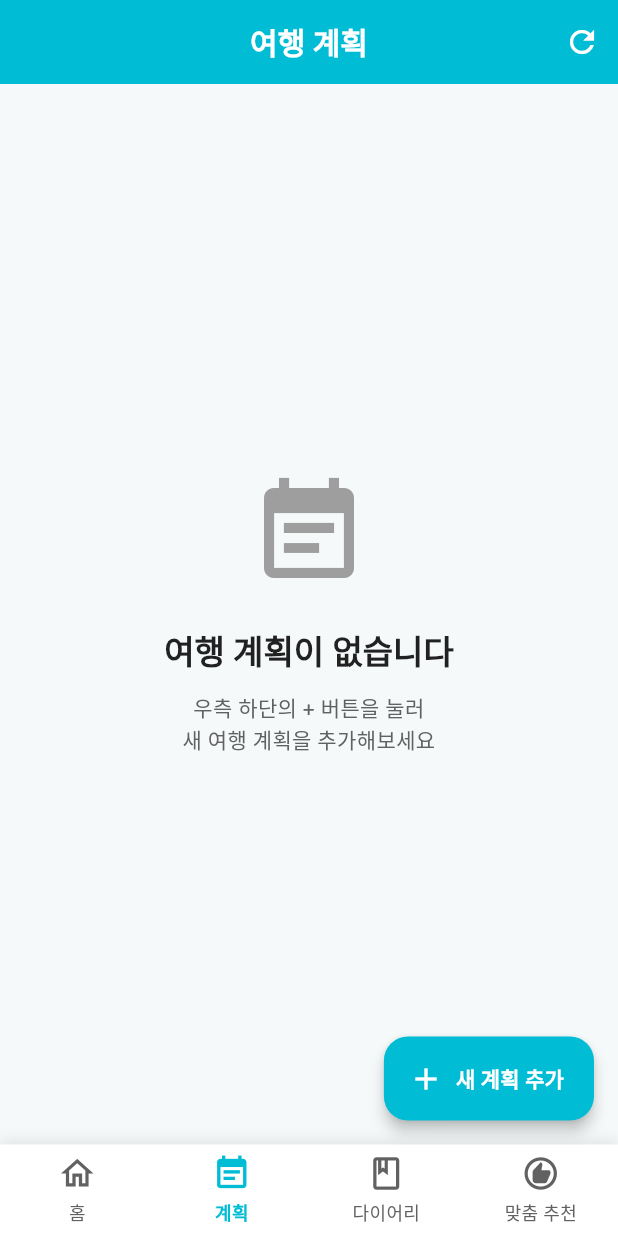
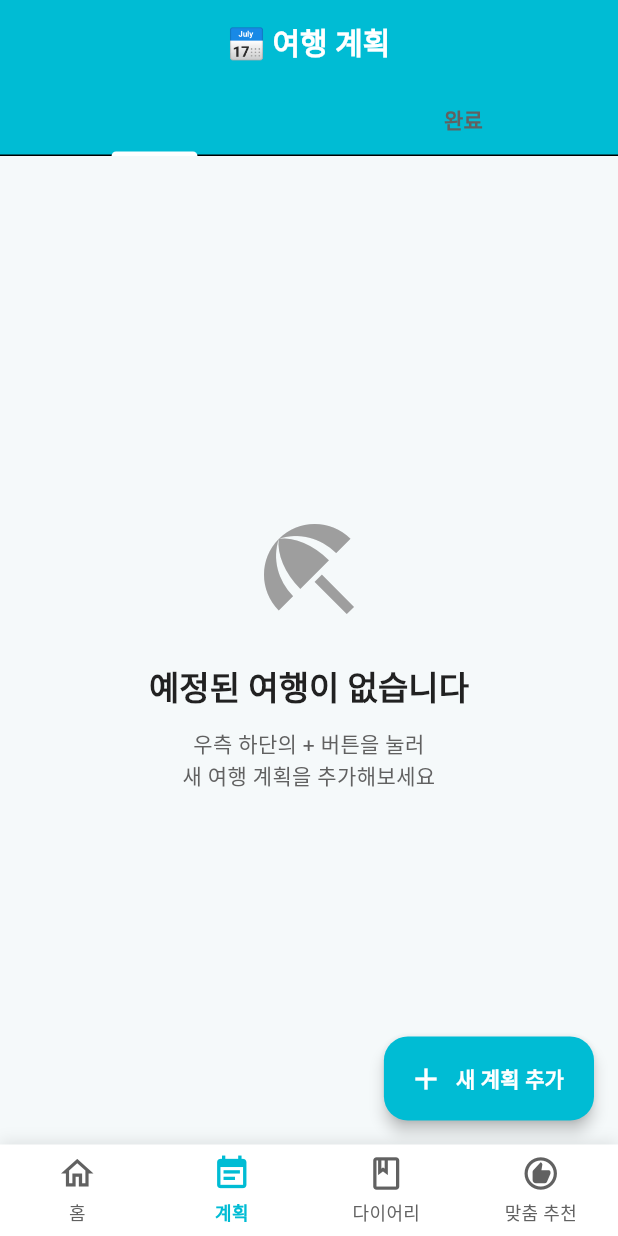
Before and after one commit to kalinzt/TriPnJ, a Flutter app: the screen it shows after launch, item 2 of the bottom bar chosen, on a phone screen of 412 x 824 dp. Run offline on Flutter 3.47's test engine with Material 3 defaults, Android fonts, the phone set to English and light mode, and no system bars; our stand-ins replace cached_network_image, connectivity_plus, flutter_dotenv, flutter_riverpod, freezed_annotation, geocoding and 10 more; accounts and stored records are empty.

Commit message:
개선: 여행 계획 화면 탭 기반 UI로 재설계
## 주요 변경사항

### 1. TravelPlanRepository 개선
- `getPlannedAndOngoingTravels()` 메서드 추가
  - 예정/진행 중인 여행 조회 (planned, inProgress 상태)
  - 진행 중인 여행 최우선 정렬
  - 시작 날짜 기준 오늘과의 근접도로 정렬
- `getCompletedTravels()` 메서드 추가
  - 완료된 여행 조회 (completed 상태)
  - 종료 날짜 기준 오늘과의 근접도로 정렬

### 2. TravelPlanProvider 생성 (신규)
- `travelPlanRepositoryProvider`: Repository 싱글톤 프로바이더
- `plannedAndOngoingTravelsProvider`: 예정/진행 여행 FutureProvider
- `completedTravelsProvider`: 완료 여행 FutureProvider
- `refreshTravelPlansProvider`: 수동 새로고침용 StateProvider

### 3. PlanScreen 재설계
- 탭 기반 UI 구현 (TabController 사용)
  - 탭 1: 예정/진행 중인 여행
  - 탭 2: 완료된 여행
- 각 탭별 RefreshIndicator 추가 (Pull-to-Refresh)
- 탭별 맞춤형 빈 상태 메시지
- 에러 처리 개선 (invalidate 방식으로 변경)
- 삭제/수정 후 자동 새로고침

## 개선 효과
✓ 여행 상태별 명확한 분리로 UX 향상
✓ 오늘 날짜 기준 정렬로 관련성 높은 여행 우선 표시
✓ Pull-to-Refresh로 데이터 갱신 편의성 향상
✓ FutureProvider 활용으로 상태 관리 간소화

🤖 Generated with [Claude Code](https://claude.com/claude-code)

Co-Authored-By: Claude <noreply@anthropic.com>

```diff
--- /dev/null
+++ b/travel_flutter_app/lib/features/plan/presentation/providers/travel_plan_provider.dart
@@ -0,0 +1,59 @@
+import 'package:flutter_riverpod/flutter_riverpod.dart';
+import '../../data/models/travel_plan_model.dart';
+import '../../data/repositories/travel_plan_repository.dart';
+
+// ============================================
+// Repository Provider
+// ============================================
+
+/// TravelPlanRepository Provider (싱글톤)
+final travelPlanRepositoryProvider = Provider<TravelPlanRepository>((ref) {
+  final repository = TravelPlanRepository();
+  // Repository 초기화
+  repository.init();
+  return repository;
+});
+
+// ============================================
+// Travel Plans Providers (상태별 조회)
+// ============================================
+
+/// 예정/진행 중인 여행 계획 Provider
+/// - 상태: 'planned' 또는 'inProgress'
+/// - 정렬: 시작날짜가 오늘과 가까운 순 (진행 중 최우선)
+final plannedAndOngoingTravelsProvider = FutureProvider<List<TravelPlan>>((ref) async {
+  final repository = ref.watch(travelPlanRepositoryProvider);
+  return repository.getPlannedAndOngoingTravels();
+});
+
+/// 완료된 여행 계획 Provider
+/// - 상태: 'completed'
+/// - 정렬: 종료날짜가 오늘과 가까운 순
+final completedTravelsProvider = FutureProvider<List<TravelPlan>>((ref) async {
+  final repository = ref.watch(travelPlanRepositoryProvider);
+  return repository.getCompletedTravels();
+});
+
+// ============================================
+// Refresh Providers
+// ============================================
+
+/// 여행 계획 새로고침 Provider
+/// 데이터 갱신이 필요할 때 호출
+final refreshTravelPlansProvider = StateProvider<int>((ref) => 0);
+
+/// 새로고침 후 예정/진행 중인 여행 Provider
+final refreshedPlannedAndOngoingTravelsProvider = FutureProvider<List<TravelPlan>>((ref) async {
+  // refreshTravelPlansProvider를 watch하여 변경 시 자동 새로고침
+  ref.watch(refreshTravelPlansProvider);
+  final repository = ref.watch(travelPlanRepositoryProvider);
+  return repository.getPlannedAndOngoingTravels();
+});
+
+/// 새로고침 후 완료된 여행 Provider
+final refreshedCompletedTravelsProvider = FutureProvider<List<TravelPlan>>((ref) async {
+  // refreshTravelPlansProvider를 watch하여 변경 시 자동 새로고침
+  ref.watch(refreshTravelPlansProvider);
+  final repository = ref.watch(travelPlanRepositoryProvider);
+  return repository.getCompletedTravels();
+});
--- a/travel_flutter_app/lib/features/plan/presentation/screens/plan_screen.dart
+++ b/travel_flutter_app/lib/features/plan/presentation/screens/plan_screen.dart
@@ -3,12 +3,12 @@ import 'package:flutter_riverpod/flutter_riverpod.dart';
 import '../../../../core/constants/app_colors.dart';
 import '../../../../core/constants/app_text_styles.dart';
 import '../../data/models/travel_plan_model.dart';
-import '../../data/providers/travel_plan_provider.dart';
+import '../providers/travel_plan_provider.dart';
 import '../widgets/travel_plan_card.dart';
 import 'add_plan_screen.dart';
 import 'plan_detail_screen.dart';
 
-/// 여행 계획 화면 - 목록 뷰
+/// 여행 계획 화면 - 탭 구조로 상태별 분리
 class PlanScreen extends ConsumerStatefulWidget {
   const PlanScreen({super.key});
 
@@ -16,30 +16,49 @@ class PlanScreen extends ConsumerStatefulWidget {
   ConsumerState<PlanScreen> createState() => _PlanScreenState();
 }
 
-class _PlanScreenState extends ConsumerState<PlanScreen> {
+class _PlanScreenState extends ConsumerState<PlanScreen>
+    with SingleTickerProviderStateMixin {
+  late TabController _tabController;
+
+  @override
+  void initState() {
+    super.initState();
+    _tabController = TabController(length: 2, vsync: this);
+  }
+
+  @override
+  void dispose() {
+    _tabController.dispose();
+    super.dispose();
+  }
 
   @override
   Widget build(BuildContext context) {
-    final travelPlanState = ref.watch(travelPlanListProvider);
-
     return Scaffold(
       appBar: AppBar(
-        title: const Text('여행 계획'),
-        actions: [
-          IconButton(
-            icon: const Icon(Icons.refresh),
-            onPressed: () {
-              ref.read(travelPlanListProvider.notifier).loadAllPlans();
-            },
-            tooltip: '새로고침',
+        title: const Text('📅 여행 계획'),
+        bottom: TabBar(
+          controller: _tabController,
+          labelColor: AppColors.primary,
+          unselectedLabelColor: AppColors.textSecondary,
+          indicatorColor: AppColors.primary,
+          labelStyle: AppTextStyles.titleSmall.copyWith(
+            fontWeight: FontWeight.w600,
           ),
+          unselectedLabelStyle: AppTextStyles.titleSmall,
+          tabs: const [
+            Tab(text: '예정/진행'),
+            Tab(text: '완료'),
+          ],
+        ),
+      ),
+      body: TabBarView(
+        controller: _tabController,
+        children: [
+          _buildPlannedAndOngoingTab(),
+          _buildCompletedTab(),
         ],
       ),
-      body: travelPlanState.isLoading
-          ? const Center(child: CircularProgressIndicator())
-          : travelPlanState.errorMessage != null
-              ? _buildErrorView(travelPlanState.errorMessage!)
-              : _buildPlanList(travelPlanState.plans),
       floatingActionButton: FloatingActionButton.extended(
         onPressed: _addNewPlan,
         backgroundColor: AppColors.primary,
@@ -55,46 +74,111 @@ class _PlanScreenState extends ConsumerState<PlanScreen> {
     );
   }
 
+  /// 예정/진행 중인 여행 탭
+  Widget _buildPlannedAndOngoingTab() {
+    return Consumer(
+      builder: (context, ref, child) {
+        final plannedAndOngoingAsync = ref.watch(plannedAndOngoingTravelsProvider);
 
-  /// 여행 계획 목록 빌드
-  Widget _buildPlanList(List<TravelPlan> allPlans) {
-    if (allPlans.isEmpty) {
-      return _buildEmptyView();
-    }
+        return plannedAndOngoingAsync.when(
+          loading: () => const Center(child: CircularProgressIndicator()),
+          error: (error, stackTrace) => _buildErrorView('$error'),
+          data: (travels) {
+            if (travels.isEmpty) {
+              return _buildEmptyView(
+                icon: Icons.beach_access,
+                title: '예정된 여행이 없습니다',
+                subtitle: '우측 하단의 + 버튼을 눌러\n새 여행 계획을 추가해보세요',
+              );
+            }
 
-    return ListView.builder(
-      padding: const EdgeInsets.all(16),
-      itemCount: allPlans.length,
-      itemBuilder: (context, index) {
-        final plan = allPlans[index];
-        return TravelPlanCard(
-          plan: plan,
-          onTap: () => _navigateToDetail(plan),
-          onDelete: () => _deletePlan(plan.id),
+            return RefreshIndicator(
+              onRefresh: () async {
+                ref.invalidate(plannedAndOngoingTravelsProvider);
+              },
+              child: ListView.builder(
+                padding: const EdgeInsets.all(16),
+                itemCount: travels.length,
+                itemBuilder: (context, index) {
+                  final travel = travels[index];
+                  return TravelPlanCard(
+                    plan: travel,
+                    onTap: () => _navigateToDetail(travel),
+                    onDelete: () => _deletePlan(travel.id),
+                  );
+                },
+              ),
+            );
+          },
+        );
+      },
+    );
+  }
+
+  /// 완료된 여행 탭
+  Widget _buildCompletedTab() {
+    return Consumer(
+      builder: (context, ref, child) {
+        final completedAsync = ref.watch(completedTravelsProvider);
+
+        return completedAsync.when(
+          loading: () => const Center(child: CircularProgressIndicator()),
+          error: (error, stackTrace) => _buildErrorView('$error'),
+          data: (travels) {
+            if (travels.isEmpty) {
+              return _buildEmptyView(
+                icon: Icons.check_circle_outline,
+                title: '완료된 여행이 없습니다',
+                subtitle: '여행을 마치면 이곳에 표시됩니다',
+              );
+            }
+
+            return RefreshIndicator(
+              onRefresh: () async {
+                ref.invalidate(completedTravelsProvider);
+              },
+              child: ListView.builder(
+                padding: const EdgeInsets.all(16),
+                itemCount: travels.length,
+                itemBuilder: (context, index) {
+                  final travel = travels[index];
+                  return TravelPlanCard(
+                    plan: travel,
+                    onTap: () => _navigateToDetail(travel),
+                    onDelete: () => _deletePlan(travel.id),
+                  );
+                },
+              ),
+            );
+          },
         );
       },
     );
   }
 
   /// 빈 상태 뷰
-  Widget _buildEmptyView() {
+  Widget _buildEmptyView({
+    required IconData icon,
+    required String title,
+    required String subtitle,
+  }) {
     return Center(
       child: Column(
         mainAxisAlignment: MainAxisAlignment.center,
         children: [
-          const Icon(
-            Icons.event_note,
+          Icon(
+            icon,
             size: 80,
             color: AppColors.textHint,
           ),
           const SizedBox(height: 24),
-          const Text(
-            '여행 계획이 없습니다',
+          Text(
+            title,
             style: AppTextStyles.titleLarge,
           ),
           const SizedBox(height: 12),
           Text(
-            '우측 하단의 + 버튼을 눌러\n새 여행 계획을 추가해보세요',
+            subtitle,
             textAlign: TextAlign.center,
             style: AppTextStyles.bodyMedium.copyWith(
               color: AppColors.textSecondary,
@@ -134,7 +218,8 @@ class _PlanScreenState extends ConsumerState<PlanScreen> {
             const SizedBox(height: 24),
             ElevatedButton.icon(
               onPressed: () {
-                ref.read(travelPlanListProvider.notifier).loadAllPlans();
+                ref.invalidate(plannedAndOngoingTravelsProvider);
+                ref.invalidate(completedTravelsProvider);
               },
               icon: const Icon(Icons.refresh),
               label: const Text('다시 시도'),
@@ -168,12 +253,16 @@ class _PlanScreenState extends ConsumerState<PlanScreen> {
 
     if (result == true) {
       // 수정/삭제 후 목록 새로고침
-      ref.read(travelPlanListProvider.notifier).loadAllPlans();
+      ref.invalidate(plannedAndOngoingTravelsProvider);
+      ref.invalidate(completedTravelsProvider);
     }
   }
 
   /// 여행 계획 삭제
   Future<void> _deletePlan(String id) async {
-    await ref.read(travelPlanListProvider.notifier).deleteTravelPlan(id);
+    await ref.read(travelPlanRepositoryProvider).deleteTravelPlan(id);
+    // 삭제 후 목록 새로고침
+    ref.invalidate(plannedAndOngoingTravelsProvider);
+    ref.invalidate(completedTravelsProvider);
   }
 }
```
Also changed, not shown: travel_flutter_app/lib/features/plan/data/repositories/travel_plan_repository.dart (+83 -0 lines).
